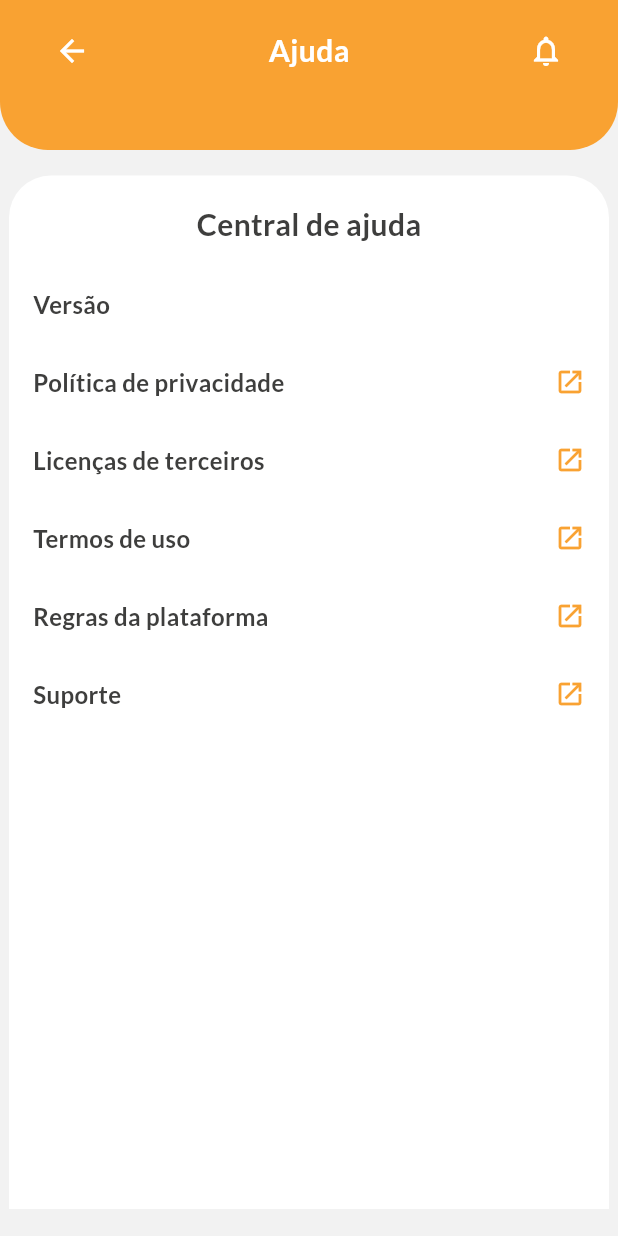
After one commit to Leonardo-Toledo-Alves-Costa/diavicon, a Flutter app: the PerfilCentralAjuda screen opened by its route, on a phone screen of 412 x 824 dp. The commit adds this screen. Run offline on Flutter 3.47's test engine with Material 3 defaults, Android fonts, the phone set to English and light mode, and no system bars; our stand-ins replace file_picker, flutter_dotenv, flutter_riverpod, geocoding, geolocator, go_router and 7 more; missing offline and left inert: pdfx; accounts and stored records are empty.

Commit message:
frontend telas de perfis

```diff
--- /dev/null
+++ b/lib/features/home/screens/perfil_central_ajuda.dart
@@ -0,0 +1,124 @@
+import 'package:diavicon/core/constants/app_colors.dart';
+import 'package:diavicon/features/home/screens/perfil_header.dart';
+import 'package:flutter/material.dart';
+
+class PerfilCentralAjuda extends StatelessWidget {
+  const PerfilCentralAjuda({super.key});
+
+  @override
+  Widget build(BuildContext context) {
+    final topPadding = MediaQuery.of(context).padding.top;
+
+    return Scaffold(
+      backgroundColor: const Color(0xFFF2F2F2),
+      body: Column(
+        children: [
+          PerfilHeader(topPadding: topPadding, paginaAtual: 'Ajuda'),
+          const SizedBox(height: 35),
+          Expanded(
+            child: Transform.translate(
+              offset: const Offset(0, -18),
+              child: Container(
+                margin: const EdgeInsets.symmetric(horizontal: 6),
+                decoration: const BoxDecoration(
+                  color: Colors.white,
+                  borderRadius: BorderRadius.vertical(top: Radius.circular(28)),
+                ),
+                child: SingleChildScrollView(
+                  physics: const BouncingScrollPhysics(),
+                  padding: const EdgeInsets.fromLTRB(16, 18, 16, 24),
+                  child: Column(
+                    crossAxisAlignment: CrossAxisAlignment.stretch,
+                    children: [
+                      const Center(
+                        child: Text(
+                          'Central de ajuda',
+                          style: TextStyle(
+                            fontSize: 20,
+                            fontWeight: FontWeight.w600,
+                            color: Color(0xFF3E3E3D),
+                            fontFamily: 'Lato',
+                          ),
+                        ),
+                      ),
+                      const SizedBox(height: 25),
+                      const _HelpItem(title: 'Versão'),
+                      const SizedBox(height: 25),
+                      _HelpItem(
+                        title: 'Política de privacidade',
+                        onTap: () {},
+                      ),
+                      const SizedBox(height: 25),
+                      _HelpItem(
+                        title: 'Licenças de terceiros',
+                        onTap: () {},
+                      ),
+                      const SizedBox(height: 25),
+                      _HelpItem(
+                        title: 'Termos de uso',
+                        onTap: () {},
+                      ),
+                      const SizedBox(height: 25),
+                      _HelpItem(
+                        title: 'Regras da plataforma',
+                        onTap: () {},
+                      ),
+                      const SizedBox(height: 25),
+                      _HelpItem(
+                        title: 'Suporte',
+                        onTap: () {},
+                      ),
+                    ],
+                  ),
+                ),
+              ),
+            ),
+          ),
+        ],
+      ),
+    );
+  }
+}
+
+class _HelpItem extends StatelessWidget {
+  final String title;
+  final VoidCallback? onTap;
+
+  const _HelpItem({
+    required this.title,
+    this.onTap,
+  });
+
+  @override
+  Widget build(BuildContext context) {
+    final hasAction = onTap != null;
+
+    return InkWell(
+      onTap: onTap,
+      borderRadius: BorderRadius.circular(10),
+      child: Padding(
+        padding: const EdgeInsets.symmetric(vertical: 2),
+        child: Row(
+          children: [
+            Expanded(
+              child: Text(
+                title,
+                style: const TextStyle(
+                  fontSize: 16,
+                  color: Color(0xFF3E3E3D),
+                  fontWeight: FontWeight.bold,
+                ),
+              ),
+            ),
+            if (hasAction)
+              const Icon(
+                Icons.open_in_new_outlined,
+                color: AppColors.primary,
+                size: 20,
+              ),
+          ],
+        ),
+      ),
+    );
+  }
+}
--- a/lib/features/home/screens/perfil_drawer.dart
+++ b/lib/features/home/screens/perfil_drawer.dart
@@ -94,7 +94,9 @@ class PerfilDrawer extends StatelessWidget {
                   _ListTileCard(icon: Icons.notifications_none, label: 'Notificações', onTap: () {
                     context.push('/perfis/perfil_notificacoes');
                   }),
-                  _ListTileCard(icon: Icons.shield_outlined, label: 'Privacidade', onTap: () {}),
+                  _ListTileCard(icon: Icons.shield_outlined, label: 'Privacidade', onTap: () {
+                    context.push('/perfis/perfil_privacidade');
+                  }),
 
                   const SizedBox(height: 32),
                   const Divider(height: 1, color: Colors.black12),
@@ -103,7 +105,9 @@ class PerfilDrawer extends StatelessWidget {
                   // --- OUTROS ---
                   Text('Outros', style: GoogleFonts.lato(fontSize: 16, fontWeight: FontWeight.w700, color: const Color(0xFF3E3E3D))),
                   const SizedBox(height: 12),
-                  _ListTileCard(icon: Icons.help_outline, label: 'Central de Ajuda', onTap: () {}),
+                  _ListTileCard(icon: Icons.help_outline, label: 'Central de Ajuda', onTap: () {
+                    context.push('/perfis/perfil_central_ajuda');
+                  }),
                   _ListTileCard(
                     icon: Icons.logout,
                     label: 'Sair',
--- a/lib/routes/app_router.dart
+++ b/lib/routes/app_router.dart
@@ -12,7 +12,9 @@ import 'package:diavicon/features/estrutura/models/estrutura_model.dart';
 import 'package:diavicon/features/estrutura/screens/estrutura_home.dart';
 import 'package:diavicon/features/home/screens/perfil_Minha_Conta.dart';
 import 'package:diavicon/features/home/screens/perfil_Screen.dart';
+import 'package:diavicon/features/home/screens/perfil_central_ajuda.dart';
 import 'package:diavicon/features/home/screens/perfil_drawer.dart';
+import 'package:diavicon/features/home/screens/perfil_minha_privacidade.dart';
 import 'package:diavicon/features/home/screens/perfil_notificacoes.dart';
 import 'package:diavicon/features/projetos/screens/notificacoes_screen.dart';
 import 'package:flutter/material.dart';
@@ -151,13 +153,21 @@ final routerProvider = Provider<GoRouter>((ref) {
 
         // Se NÃO está ativo e não está na tela de completar cadastro, joga pra lá
         if (!isAtivo && path != '/completar-cadastro') {
-            print('➡️ [DESVIO] Usuário inativo fora do fluxo. Indo para: /completar-cadastro');
+          print(
+            '➡️ [DESVIO] Usuário inativo fora do fluxo. Indo para: /completar-cadastro',
+          );
           return '/completar-cadastro';
         }
 
         // Se ESTÁ ativo e tentar acessar telas iniciais, joga pra Projetos
-          if (isAtivo && (path == '/completar-cadastro' || path == '/' || path == '/login' || path.startsWith('/register'))) {
-            print('➡️ [DESVIO] Usuário ativo em tela de entrada. Indo para: /projetos');
+        if (isAtivo &&
+            (path == '/completar-cadastro' ||
+                path == '/' ||
+                path == '/login' ||
+                path.startsWith('/register'))) {
+          print(
+            '➡️ [DESVIO] Usuário ativo em tela de entrada. Indo para: /projetos',
+          );
           return '/projetos';
         }
       }
@@ -169,18 +179,35 @@ final routerProvider = Provider<GoRouter>((ref) {
       GoRoute(path: '/', builder: (context, state) => const WelcomeScreen()),
       GoRoute(path: '/login', builder: (context, state) => const LoginScreen()),
       GoRoute(
-        path: '/perfis', builder: (context, state) => const PerfilDrawer(),
+        path: '/perfis',
+        builder: (context, state) => const Scaffold(
+          body: SizedBox.shrink(),
+        ),
         routes: [
-          GoRoute(path: 'perfil_dados',
-          builder: (context, state) => PerfilScreen(dadosCadastro: _routeExtra(state.extra)),
+          GoRoute(
+            path: 'perfil_dados',
+            builder: (context, state) =>
+                PerfilScreen(dadosCadastro: _routeExtra(state.extra)),
           ),
-          GoRoute(path: 'perfil_minha_conta',
-          builder: (context, state) =>  PerfilMinhaConta(dadosCadastro: _routeExtra(state.extra)),
+          GoRoute(
+            path: 'perfil_minha_conta',
+            builder: (context, state) =>
+                PerfilMinhaConta(dadosCadastro: _routeExtra(state.extra)),
           ),
-          GoRoute(path: 'perfil_notificacoes',
+          GoRoute(
+            path: 'perfil_notificacoes',
             builder: (context, state) => const PerfilNotificacoes(),
           ),
-          ]),
+          GoRoute(
+            path: 'perfil_privacidade',
+            builder: (context, state) => const PerfilMinhaPrivacidade(),
+          ),
+          GoRoute(
+            path: 'perfil_central_ajuda',
+            builder: (context, state) => const PerfilCentralAjuda(),
+          ),
+        ],
+      ),
       // --- FLUXO DE CADASTRO ACADÊMICO E CLIENTE ---
       GoRoute(
         path: '/register',
@@ -188,32 +215,40 @@ final routerProvider = Provider<GoRouter>((ref) {
         routes: [
           GoRoute(
             path: 'dados',
-            builder: (context, state) => CadastroR1Screen(dadosCadastro: _routeExtra(state.extra)),
+            builder: (context, state) =>
+                CadastroR1Screen(dadosCadastro: _routeExtra(state.extra)),
           ),
           GoRoute(
             path: 'perfil',
-            builder: (context, state) => CadastroR2Screen(dadosCadastro: _routeExtra(state.extra)),
+            builder: (context, state) =>
+                CadastroR2Screen(dadosCadastro: _routeExtra(state.extra)),
           ),
           GoRoute(
             path: 'academico',
-            builder: (context, state) => CadastroAcademicoScreen(dadosCadastro: _routeExtra(state.extra)),
+            builder: (context, state) => CadastroAcademicoScreen(
+              dadosCadastro: _routeExtra(state.extra),
+            ),
           ),
           GoRoute(
             path: 'cliente/gate',
-            builder: (context, state) => Cadastro0Cliente(dadosUsuario: _routeExtra(state.extra)),
+            builder: (context, state) =>
+                Cadastro0Cliente(dadosUsuario: _routeExtra(state.extra)),
           ),
           GoRoute(
             path: 'cliente/checkboxes',
-            builder: (context, state) => Cadastro1Cliente(dadosUsuario: _routeExtra(state.extra)),
+            builder: (context, state) =>
+                Cadastro1Cliente(dadosUsuario: _routeExtra(state.extra)),
           ),
           GoRoute(
             path: 'cliente/planos',
-            builder: (context, state) => Cadastro2Cliente(dadosUsuario: _routeExtra(state.extra)),
+            builder: (context, state) =>
+                Cadastro2Cliente(dadosUsuario: _routeExtra(state.extra)),
           ),
           // Mantido caso precise de fallback, mas o fluxo normal agora pula pro /empresa/cadastro
           GoRoute(
             path: 'cliente/welcome',
-            builder: (context, state) => Cadastro3Cliente(dadosUsuario: _routeExtra(state.extra)),
+            builder: (context, state) =>
+                Cadastro3Cliente(dadosUsuario: _routeExtra(state.extra)),
           ),
         ],
       ),
@@ -221,11 +256,13 @@ final routerProvider = Provider<GoRouter>((ref) {
       // --- FLUXO DE ONBOARDING EMPRESA (FORA DO SHELL) ---
       GoRoute(
         path: '/empresa/gate',
-        builder: (context, state) => Cadastro0Empresa(dadosCadastro: _routeExtra(state.extra)),
+        builder: (context, state) =>
+            Cadastro0Empresa(dadosCadastro: _routeExtra(state.extra)),
       ),
       GoRoute(
         path: '/empresa/onboarding',
-        builder: (context, state) => Cadastro1Empresa(dadosCadastro: _routeExtra(state.extra)),
+        builder: (context, state) =>
+            Cadastro1Empresa(dadosCadastro: _routeExtra(state.extra)),
       ),
       GoRoute(
         path: '/recuperar-senha',
@@ -237,11 +274,13 @@ final routerProvider = Provider<GoRouter>((ref) {
       ),
       GoRoute(
         path: '/empresa/servicos',
-        builder: (context, state) => Cadastro2Empresa(dadosUsuario: _routeExtra(state.extra)),
+        builder: (context, state) =>
+            Cadastro2Empresa(dadosUsuario: _routeExtra(state.extra)),
       ),
       GoRoute(
         path: '/empresa/planos',
-        builder: (context, state) => Cadastro3Empresa(dadosUsuario: _routeExtra(state.extra)),
+        builder: (context, state) =>
+            Cadastro3Empresa(dadosUsuario: _routeExtra(state.extra)),
       ),
       GoRoute(
         path: '/empresa/cadastro',
@@ -253,7 +292,8 @@ final routerProvider = Provider<GoRouter>((ref) {
       ),
       GoRoute(
         path: '/empresa/bemvinda',
-        builder: (context, state) => EmpresaBemVindaScreen(dadosUsuario: _routeExtra(state.extra)),
+        builder: (context, state) =>
+            EmpresaBemVindaScreen(dadosUsuario: _routeExtra(state.extra)),
       ),
       GoRoute(
         path: '/completar-cadastro',
@@ -280,13 +320,15 @@ final routerProvider = Provider<GoRouter>((ref) {
             path: 'informacoes',
             builder: (context, state) {
               final extra = _routeExtra(state.extra);
-              final basePath = '/estruturas/${state.pathParameters['estruturaId']}/elementos/${state.pathParameters['elementoId']}';
+              final basePath =
+                  '/estruturas/${state.pathParameters['estruturaId']}/elementos/${state.pathParameters['elementoId']}';
               return ElementoInfoScreen(
                 initialNome: _stringExtra(extra, 'titulo') ?? 'ABC Corp.',
                 initialTipoElemento: _elementoTipo(extra),
                 initialTipologiaEstrutural: _elementoTipologia(extra),
                 initialLocalElemento: _stringExtra(extra, 'local'),
-                onOpenRelatorios: () => context.push('$basePath/relatorios', extra: extra),
+                onOpenRelatorios: () =>
+                    context.push('$basePath/relatorios', extra: extra),
               );
             },
           ),
@@ -294,9 +336,11 @@ final routerProvider = Provider<GoRouter>((ref) {
             path: 'relatorios',
             builder: (context, state) {
               final extra = _routeExtra(state.extra);
-              final basePath = '/estruturas/${state.pathParameters['estruturaId']}/elementos/${state.pathParameters['elementoId']}';
+              final basePath =
+                  '/estruturas/${state.pathParameters['estruturaId']}/elementos/${state.pathParameters['elementoId']}';
               return RelatoriosScreen(
-                onOpenInformacoes: () => context.push('$basePath/informacoes', extra: extra),
+                onOpenInformacoes: () =>
+                    context.push('$basePath/informacoes', extra: extra),
               );
             },
           ),
@@ -340,11 +384,13 @@ final routerProvider = Provider<GoRouter>((ref) {
           ),
           GoRoute(
             path: '/minha-empresa',
-            builder: (context, state) => const Scaffold(body: Center(child: Text('Perfil da Empresa'))),
+            builder: (context, state) =>
+                const Scaffold(body: Center(child: Text('Perfil da Empresa'))),
           ),
           GoRoute(
             path: '/educacao',
-            builder: (context, state) => const Scaffold(body: Center(child: Text('Educação'))),
+            builder: (context, state) =>
+                const Scaffold(body: Center(child: Text('Educação'))),
           ),
           GoRoute(
             path: '/notificacoes',
```
Also changed, not shown: lib/features/home/screens/perfil_minha_privacidade.dart (added, +172 -0 lines), lib/features/home/screens/perfil_notificacoes.dart (+4 -3 lines), lib/features/projetos/screens/projetos_screen.dart (+17 -4 lines), lib/features/projetos/widgets/projetos_header.dart (+7 -5 lines). Lines whose indentation alone changed are shown as unchanged.
